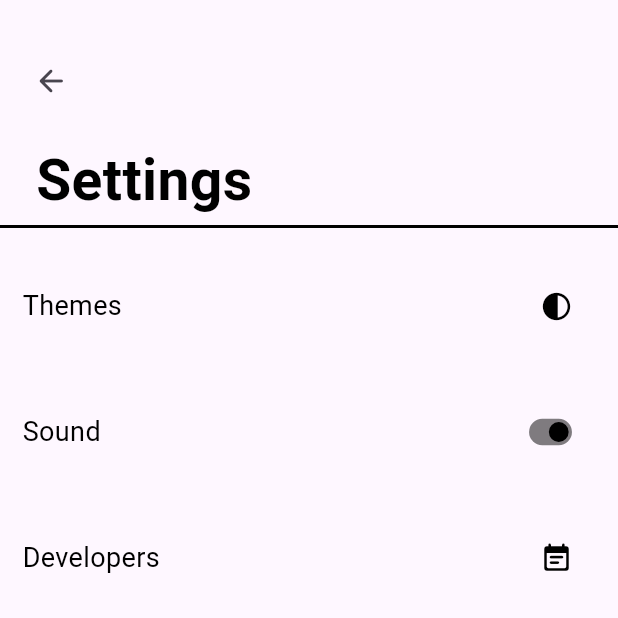
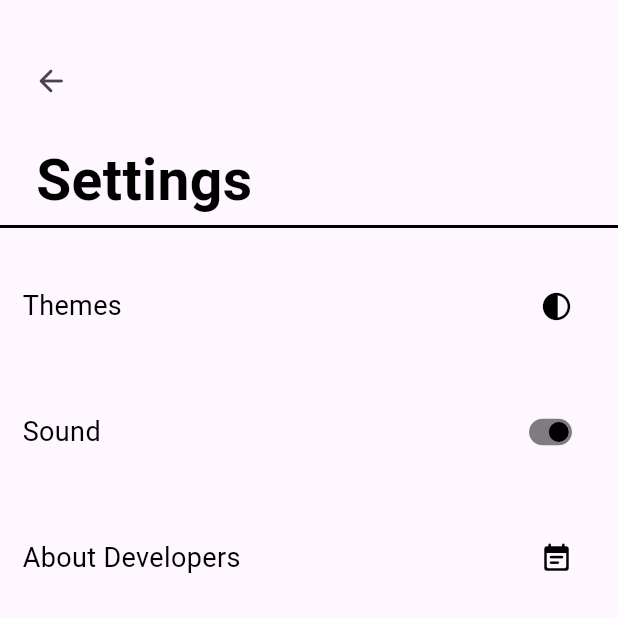
Before and after one commit to lamak-shahiwala/Four-Play, a Flutter app: the Settings screen opened directly, on a phone screen of 412 x 824 dp, the top half of it. Run offline on Flutter 3.47's test engine with Material 3 defaults, Android fonts, the phone set to English and light mode, and no system bars; Roboto replaces fonts that are missing (Sofia Sans).

Commit message:
Revert "Update check"

```diff
--- a/lib/screens/settings.dart
+++ b/lib/screens/settings.dart
@@ -95,7 +95,7 @@ class Settings extends StatelessWidget {
                 mainAxisAlignment: MainAxisAlignment.spaceBetween,
                 children: [
                   Text(
-                    "Developers",
+                    "About Developers",
                     style: settings_infinite_white_button_text,
                   ),
                   Icon(
```
